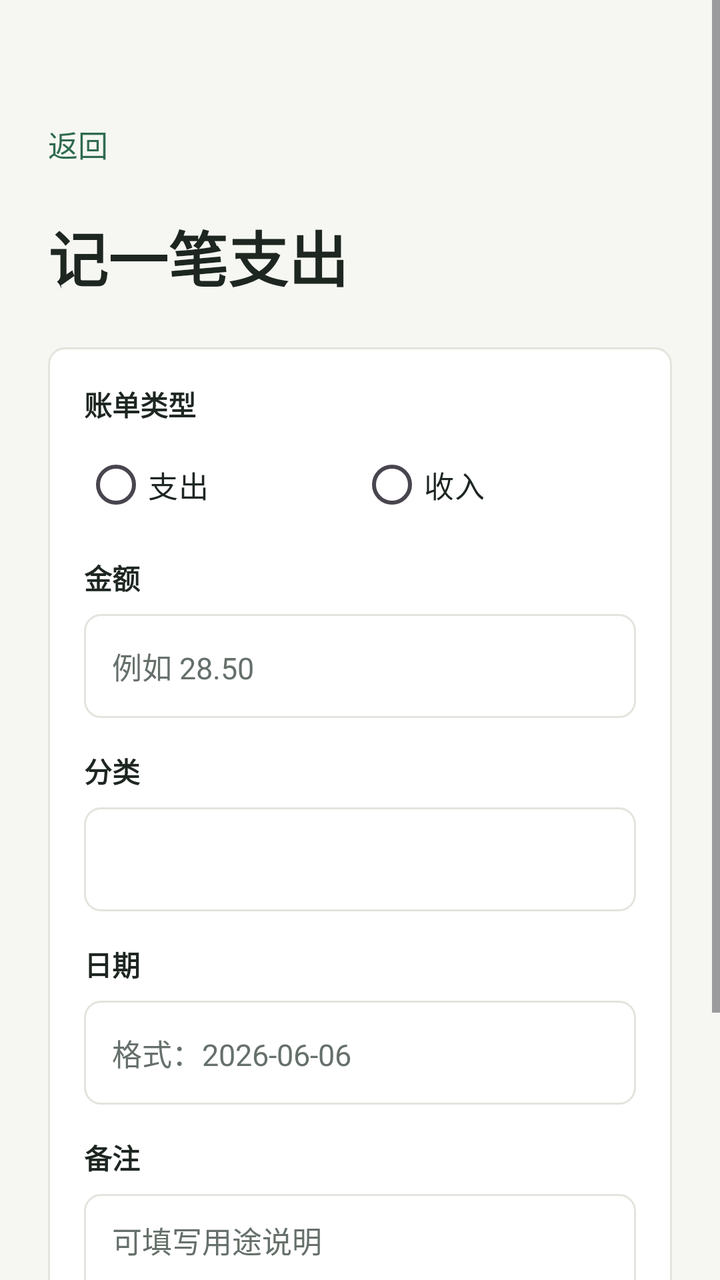
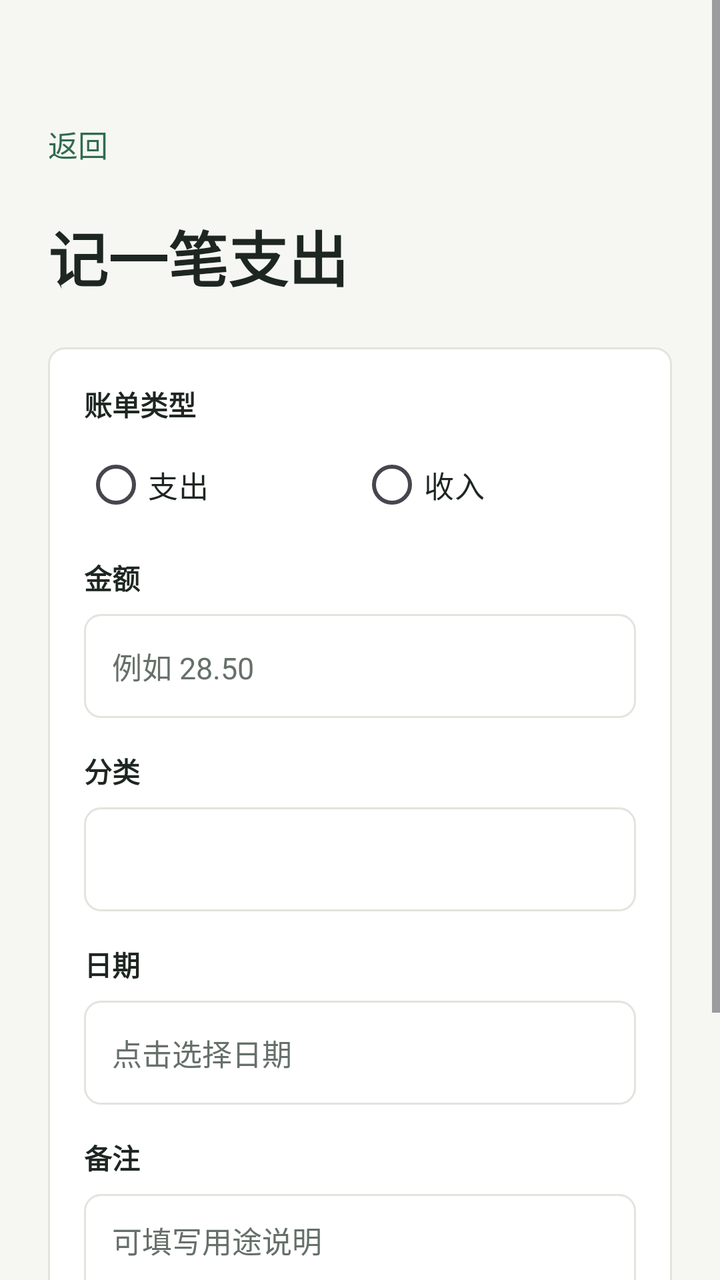

An Android layout rendered at two revisions. The XML below is the earlier revision; the diff shows what the commit changed to produce the second picture.
<!-- AndroidManifest.xml: application theme Theme.AccountBook -->
<!-- res/layout/activity_record_edit.xml -->
<?xml version="1.0" encoding="utf-8"?>
<ScrollView xmlns:android="http://schemas.android.com/apk/res/android"
    xmlns:tools="http://schemas.android.com/tools"
    android:id="@+id/record_edit_root"
    android:layout_width="match_parent"
    android:layout_height="match_parent"
    android:background="@drawable/bg_page"
    android:fillViewport="true"
    tools:context=".RecordEditActivity">

    <LinearLayout
        android:layout_width="match_parent"
        android:layout_height="wrap_content"
        android:orientation="vertical"
        android:paddingStart="24dp"
        android:paddingTop="52dp"
        android:paddingEnd="24dp"
        android:paddingBottom="32dp">

        <TextView
            android:id="@+id/btn_back"
            android:layout_width="wrap_content"
            android:layout_height="40dp"
            android:gravity="center"
            android:text="返回"
            android:textColor="@color/primary"
            android:textSize="15sp" />

        <TextView
            android:id="@+id/tv_record_title"
            android:layout_width="wrap_content"
            android:layout_height="wrap_content"
            android:layout_marginTop="14dp"
            android:text="记一笔支出"
            android:textColor="@color/text_primary"
            android:textSize="30sp"
            android:textStyle="bold" />

        <LinearLayout
            android:layout_width="match_parent"
            android:layout_height="wrap_content"
            android:layout_marginTop="24dp"
            android:background="@drawable/bg_card"
            android:orientation="vertical"
            android:padding="18dp">

            <TextView
                android:layout_width="wrap_content"
                android:layout_height="wrap_content"
                android:text="账单类型"
                android:textColor="@color/text_primary"
                android:textSize="14sp"
                android:textStyle="bold" />

            <RadioGroup
                android:id="@+id/rg_type"
                android:layout_width="match_parent"
                android:layout_height="wrap_content"
                android:layout_marginTop="8dp"
                android:orientation="horizontal">

                <RadioButton
                    android:id="@+id/rb_expense"
                    android:layout_width="0dp"
                    android:layout_height="44dp"
                    android:layout_weight="1"
                    android:buttonTint="@color/primary"
                    android:text="支出"
                    android:textColor="@color/text_primary"
                    android:textSize="15sp" />

                <RadioButton
                    android:id="@+id/rb_income"
                    android:layout_width="0dp"
                    android:layout_height="44dp"
                    android:layout_weight="1"
                    android:buttonTint="@color/primary"
                    android:text="收入"
                    android:textColor="@color/text_primary"
                    android:textSize="15sp" />
            </RadioGroup>

            <TextView
                android:layout_width="wrap_content"
                android:layout_height="wrap_content"
                android:layout_marginTop="14dp"
                android:text="金额"
                android:textColor="@color/text_primary"
                android:textSize="14sp"
                android:textStyle="bold" />

            <EditText
                android:id="@+id/et_amount"
                android:layout_width="match_parent"
                android:layout_height="52dp"
                android:layout_marginTop="8dp"
                android:background="@drawable/bg_input"
                android:hint="例如 28.50"
                android:inputType="numberDecimal"
                android:maxLines="1"
                android:textColor="@color/text_primary"
                android:textColorHint="@color/text_secondary"
                android:textSize="15sp" />

            <TextView
                android:layout_width="wrap_content"
                android:layout_height="wrap_content"
                android:layout_marginTop="16dp"
                android:text="分类"
                android:textColor="@color/text_primary"
                android:textSize="14sp"
                android:textStyle="bold" />

            <Spinner
                android:id="@+id/sp_category"
                android:layout_width="match_parent"
                android:layout_height="52dp"
                android:layout_marginTop="8dp"
                android:background="@drawable/bg_input" />

            <TextView
                android:layout_width="wrap_content"
                android:layout_height="wrap_content"
                android:layout_marginTop="16dp"
                android:text="日期"
                android:textColor="@color/text_primary"
                android:textSize="14sp"
                android:textStyle="bold" />

            <EditText
                android:id="@+id/et_date"
                android:layout_width="match_parent"
                android:layout_height="52dp"
                android:layout_marginTop="8dp"
                android:background="@drawable/bg_input"
                android:hint="格式：2026-06-06"
                android:inputType="date"
                android:maxLines="1"
                android:textColor="@color/text_primary"
                android:textColorHint="@color/text_secondary"
                android:textSize="15sp" />

            <TextView
                android:layout_width="wrap_content"
                android:layout_height="wrap_content"
                android:layout_marginTop="16dp"
                android:text="备注"
                android:textColor="@color/text_primary"
                android:textSize="14sp"
                android:textStyle="bold" />

            <EditText
                android:id="@+id/et_note"
                android:layout_width="match_parent"
                android:layout_height="88dp"
                android:layout_marginTop="8dp"
                android:background="@drawable/bg_input"
                android:gravity="top"
                android:hint="可填写用途说明"
                android:inputType="textMultiLine"
                android:textColor="@color/text_primary"
                android:textColorHint="@color/text_secondary"
                android:textSize="15sp" />

            <TextView
                android:id="@+id/btn_save_record"
                android:layout_width="match_parent"
                android:layout_height="50dp"
                android:layout_marginTop="24dp"
                android:background="@drawable/bg_primary_button"
                android:gravity="center"
                android:text="保存账单"
                android:textColor="@color/white"
                android:textSize="16sp"
                android:textStyle="bold" />
        </LinearLayout>
    </LinearLayout>
</ScrollView>
<!-- resources referenced by this layout -->
<resources>
  <color name="primary">#2F6B4F</color>
  <color name="text_primary">#1E2621</color>
  <color name="text_secondary">#66706A</color>
  <color name="white">#FFFFFFFF</color>
  <!-- drawable bg_card (drawable) -->
  <?xml version="1.0" encoding="utf-8"?>
  <shape xmlns:android="http://schemas.android.com/apk/res/android">
      <solid android:color="@color/surface" />
      <corners android:radius="8dp" />
      <stroke
          android:width="1dp"
          android:color="@color/divider" />
  </shape>
  <!-- drawable bg_input (drawable) -->
  <?xml version="1.0" encoding="utf-8"?>
  <shape xmlns:android="http://schemas.android.com/apk/res/android">
      <solid android:color="@color/surface" />
      <corners android:radius="8dp" />
      <stroke
          android:width="1dp"
          android:color="@color/divider" />
      <padding
          android:left="14dp"
          android:top="12dp"
          android:right="14dp"
          android:bottom="12dp" />
  </shape>
  <!-- drawable bg_page (drawable) -->
  <?xml version="1.0" encoding="utf-8"?>
  <shape xmlns:android="http://schemas.android.com/apk/res/android">
      <solid android:color="@color/app_background" />
  </shape>
  <!-- drawable bg_primary_button (drawable) -->
  <?xml version="1.0" encoding="utf-8"?>
  <shape xmlns:android="http://schemas.android.com/apk/res/android">
      <solid android:color="@color/primary" />
      <corners android:radius="8dp" />
  </shape>
  <style name="Theme.AccountBook" parent="Base.Theme.AccountBook" />
  <color name="surface">#FFFFFFFF</color>
  <color name="divider">#E1E5DD</color>
  <color name="app_background">#F6F7F2</color>
  <style name="Base.Theme.AccountBook" parent="Theme.Material3.DayNight.NoActionBar">
          
          
      </style>
</resources>

<!-- the commit's change to res/layout/activity_record_edit.xml (unified diff, before → after) -->
@@ -133,8 +133,10 @@
                 android:layout_height="52dp"
                 android:layout_marginTop="8dp"
                 android:background="@drawable/bg_input"
-                android:hint="格式：2026-06-06"
-                android:inputType="date"
+                android:clickable="true"
+                android:focusable="false"
+                android:hint="点击选择日期"
+                android:inputType="none"
                 android:maxLines="1"
                 android:textColor="@color/text_primary"
                 android:textColorHint="@color/text_secondary"
